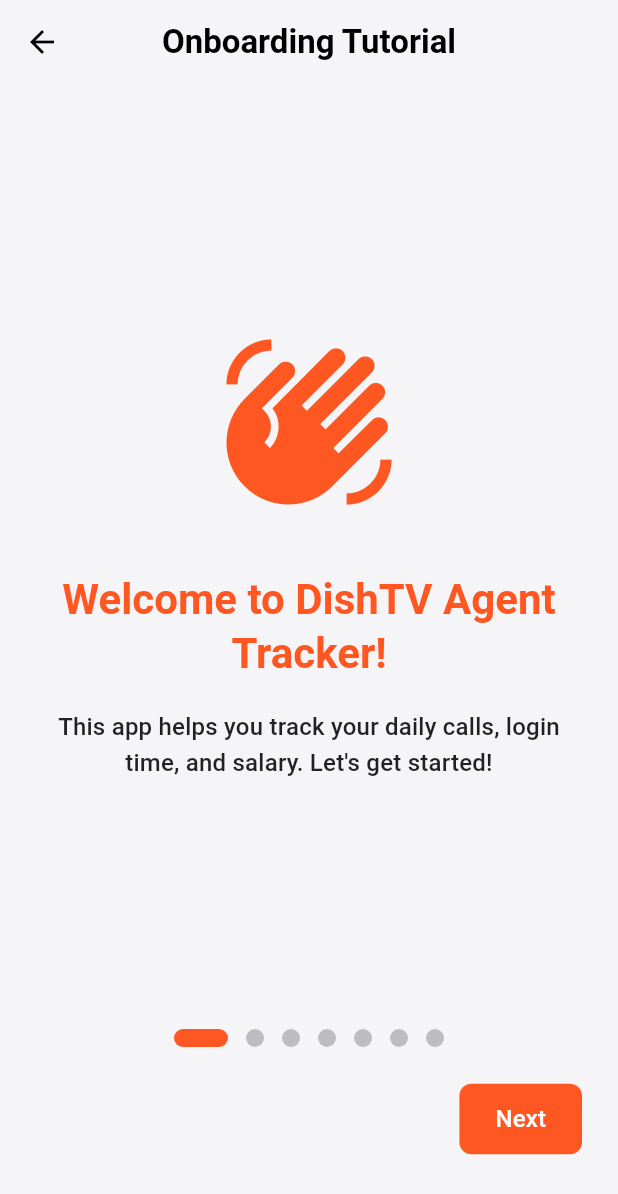
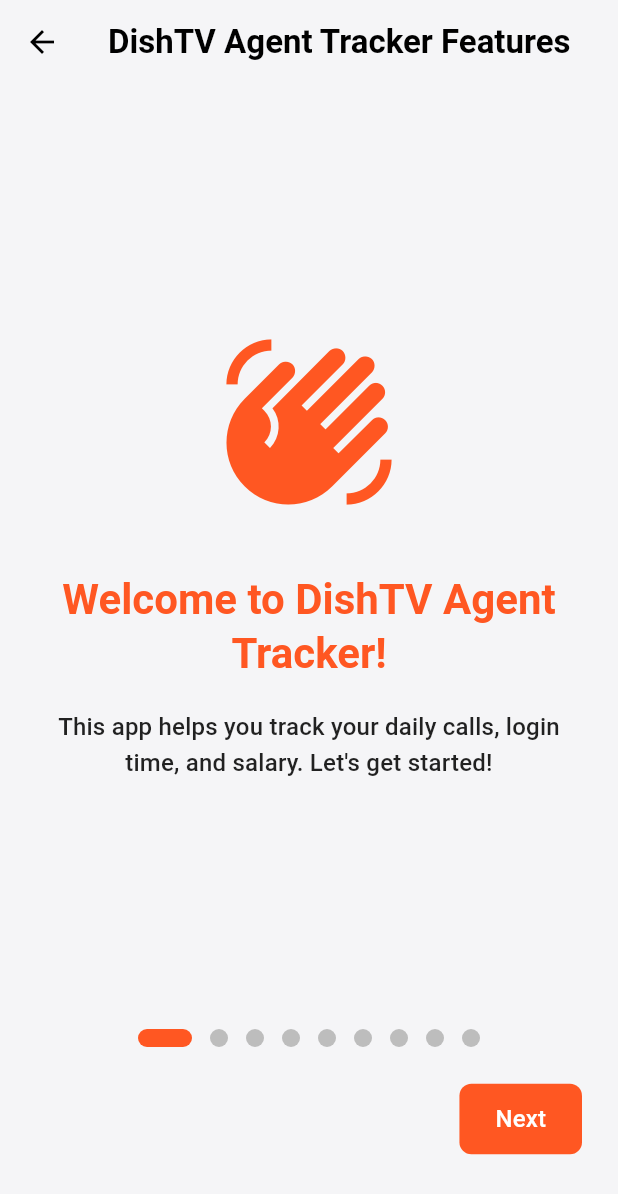
Before and after one commit to suvojit213/Dishtv-Agent-Trackerapp, a Flutter app: the screen it shows after launch, on a phone screen of 412 x 824 dp. Shown: the top 1194 px of the screen. Run offline on Flutter 3.47's test engine with Material 3 defaults, Android fonts, the phone set to English and light mode, and no system bars; our stand-ins replace csv, equatable, fl_chart, flutter_bloc, open_file, pdf and 5 more; missing offline and left inert: excel; accounts and stored records are empty.

Commit message:
feat: Update onboarding tutorial with new features and title

```diff
--- a/lib/presentation/features/onboarding/onboarding_tutorial_screen.dart
+++ b/lib/presentation/features/onboarding/onboarding_tutorial_screen.dart
@@ -45,6 +45,16 @@ class _OnboardingTutorialScreenState extends State<OnboardingTutorialScreen> {
       'image': Icons.picture_as_pdf,
     },
     {
+      'title': 'Export to Excel',
+      'description': 'Now you can also export your monthly reports to Excel for more detailed analysis. Find this option in the "All Reports" section.',
+      'image': Icons.table_chart,
+    },
+    {
+      'title': 'Accurate Salary Estimate',
+      'description': 'Your estimated salary now includes a CSAT bonus (if criteria met) and a 10% TDS deduction for a more accurate calculation.',
+      'image': Icons.money,
+    },
+    {
       'title': 'Understand Salary Calculation',
       'description': 'Salary is calculated based on your call count and login time. Check the FAQ for details.',
       'image': Icons.calculate,
@@ -54,7 +64,7 @@ class _OnboardingTutorialScreenState extends State<OnboardingTutorialScreen> {
   @override
   Widget build(BuildContext context) {
     return Scaffold(
-      appBar: const CustomAppBar(title: 'Onboarding Tutorial'),
+      appBar: const CustomAppBar(title: 'DishTV Agent Tracker Features'),
       body: Column(
         children: [
           Expanded(
```
